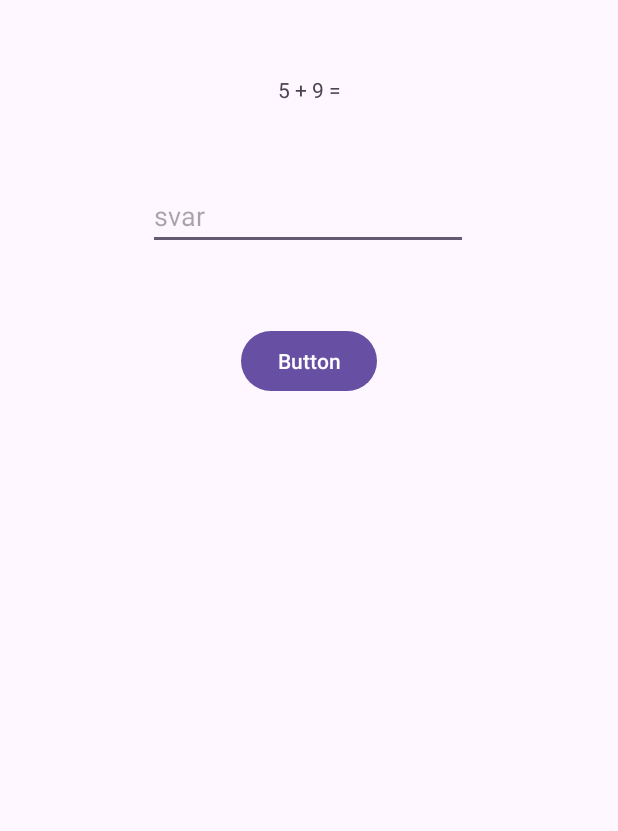
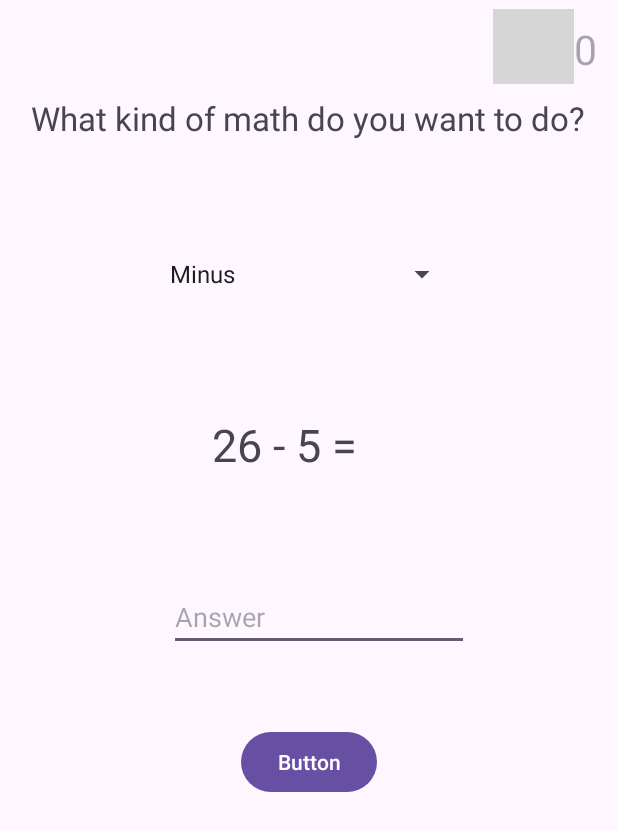
Before and after one commit to alvinjhson/MathApp, an Android app: the screen it shows after launch (MainActivity), on a phone screen of 412 x 824 dp. Shown: the top 831 px of the screen. Run offline under Robolectric (Android 15) with nearby library versions, the phone set to English and light mode, and no system bars; grey boxes are pictures that could not be loaded.

Commit message:
Fixed some stuff

```diff
--- a/app/src/main/java/com/example/simplemathapp/MainActivity.kt
+++ b/app/src/main/java/com/example/simplemathapp/MainActivity.kt
@@ -4,32 +4,96 @@ import android.content.Intent
 import androidx.appcompat.app.AppCompatActivity
 import android.os.Bundle
 import android.util.Log
+import android.view.View
+import android.widget.AdapterView
+import android.widget.ArrayAdapter
 import android.widget.Button
 import android.widget.EditText
+import android.widget.Spinner
 import android.widget.TextView
+import android.widget.Toast
 
 class MainActivity : AppCompatActivity() {
-
+    lateinit var rightAnswers : TextView
     lateinit var questionView : TextView
     lateinit var answerView: EditText
     var correctAnswer: Int = 0
+    var rightAnswerCount = 0
+    val math = arrayOf("Minus","Addition","Multiplication","Divided")
+    var mathPosistion = 0
+
     override fun onCreate(savedInstanceState: Bundle?) {
         super.onCreate(savedInstanceState)
         setContentView(R.layout.activity_main)
+
+        val spinner = findViewById<Spinner>(R.id.spinner)
+
         questionView = findViewById(R.id.questionView)
         answerView = findViewById(R.id.answerView)
+        rightAnswers = findViewById(R.id.rigthAnswers)
         val button = findViewById<Button>(R.id.answerButton)
+
+
+        val arrayAdapter = ArrayAdapter<String>(this,android.R.layout.simple_spinner_dropdown_item,math)
+        spinner.adapter = arrayAdapter
+        spinner.onItemSelectedListener = object : AdapterView.OnItemSelectedListener{
+            override fun onItemSelected(p0: AdapterView<*>?, p1: View?, p2: Int, p3: Long) {
+                Toast.makeText(applicationContext,"selected Math language is = "+ math[p2], Toast.LENGTH_SHORT).show()
+                Log.d("!!!","this item ${math[p2]} ")
+                if (math[p2] == math[0]){
+                    setNewQuestionMinus()
+                    mathPosistion = 0
+                }
+                else if (math[p2] == math[1]){
+                    setNewQuestionAddition()
+                    mathPosistion = 1
+                }
+                else if (math[p2] == math[2]){
+                    setNewQuestionMultiplication()
+                    mathPosistion = 2
+                }
+                else if (math[p2] == math[3]){
+                    setNewQuestionDivided()
+                    mathPosistion = 3
+                }
+
+            }
+
+            override fun onNothingSelected(p0: AdapterView<*>?) {
+                TODO("Not yet implemented")
+            }
+
+
+        }
+
+
         button.setOnClickListener {
             handleAnswer()
 
         }
-        setNewQuestion()
+
+
+
+           // setNewQuestion()
+
+
 
     }
 
     override fun onResume(){
         super.onResume()
-        setNewQuestion()
+        if (mathPosistion == 0){
+            setNewQuestionMinus()
+        }
+        else if (mathPosistion == 1){
+            setNewQuestionAddition()
+        }
+        else if (mathPosistion == 2){
+            setNewQuestionMultiplication()
+        }
+        else if (mathPosistion == 3){
+            setNewQuestionDivided()
+        }
     }
     fun handleAnswer(){
         val answerCorrect = checkAnswer()
@@ -37,8 +101,16 @@ class MainActivity : AppCompatActivity() {
         val intent = Intent(this,AnswerActivity::class.java)
         intent.putExtra("answeredCorrect",answerCorrect)
         startActivity(intent)
+        if (answerCorrect == true){
+            rightAnswers()
+        }
 
     }
+    fun rightAnswers() {
+        rightAnswerCount += 1
+        rightAnswers.text ="$rightAnswerCount"
+    }
+
 
 
     fun checkAnswer() : Boolean{
@@ -50,7 +122,7 @@ class MainActivity : AppCompatActivity() {
 
     }
 
-    fun setNewQuestion() {
+    fun setNewQuestionAddition() {
         val firstNumber = (1.. 10).random()
         val secondNumber = (1.. 10).random()
         correctAnswer = firstNumber + secondNumber
@@ -58,4 +130,26 @@ class MainActivity : AppCompatActivity() {
         questionView.text = "$firstNumber + $secondNumber ="
 
     }
+    fun setNewQuestionMinus(){
+        val firstNumber = (20..50).random()
+        val secondNumber = (1.. 19).random()
+        correctAnswer = firstNumber - secondNumber
+        questionView.text = "$firstNumber - $secondNumber ="
+    }
+    fun setNewQuestionMultiplication() {
+        val firstNumber = (1.. 10).random()
+        val secondNumber = (1.. 10).random()
+        correctAnswer = firstNumber * secondNumber
+
+        questionView.text = "$firstNumber * $secondNumber ="
+
+    }
+    fun setNewQuestionDivided() {
+        val firstNumber = (20.. 100).random()
+        val secondNumber = (1.. 19).random()
+        correctAnswer = firstNumber / secondNumber
+
+        questionView.text = "$firstNumber / $secondNumber ="
+
+    }
 }
--- a/app/src/main/res/layout/activity_main.xml
+++ b/app/src/main/res/layout/activity_main.xml
@@ -8,24 +8,25 @@
 
     <TextView
         android:id="@+id/questionView"
-        android:layout_width="wrap_content"
-        android:layout_height="wrap_content"
-        android:layout_marginTop="50dp"
+        android:layout_width="130dp"
+        android:layout_height="42dp"
+        android:layout_marginTop="276dp"
         android:text="TextView"
+        android:textSize="30dp"
         app:layout_constraintEnd_toEndOf="parent"
         app:layout_constraintStart_toStartOf="parent"
         app:layout_constraintTop_toTopOf="parent" />
 
     <EditText
         android:id="@+id/answerView"
-        android:layout_width="wrap_content"
-        android:layout_height="wrap_content"
-        android:layout_marginTop="52dp"
+        android:layout_width="200dp"
+        android:layout_height="40dp"
+        android:layout_marginTop="76dp"
         android:ems="10"
-        android:hint="svar"
+        android:hint="Answer"
         android:inputType="number"
         app:layout_constraintEnd_toEndOf="parent"
-        app:layout_constraintHorizontal_bias="0.497"
+        app:layout_constraintHorizontal_bias="0.532"
         app:layout_constraintStart_toStartOf="parent"
         app:layout_constraintTop_toBottomOf="@+id/questionView" />
 
@@ -38,4 +39,56 @@
         app:layout_constraintEnd_toEndOf="parent"
         app:layout_constraintStart_toStartOf="parent"
         app:layout_constraintTop_toBottomOf="@+id/answerView" />
+
+    <TextView
+        android:id="@+id/rigthAnswers"
+        android:layout_width="wrap_content"
+        android:layout_height="wrap_content"
+        android:layout_marginTop="10dp"
+        android:hint="0"
+        android:textSize="27dp"
+        app:layout_constraintBottom_toBottomOf="parent"
+        app:layout_constraintEnd_toEndOf="parent"
+        app:layout_constraintHorizontal_bias="0.0"
+        app:layout_constraintStart_toEndOf="@+id/imageView2"
+        app:layout_constraintTop_toTopOf="parent"
+        app:layout_constraintVertical_bias="0.005" />
+
+    <Spinner
+        android:id="@+id/spinner"
+        android:layout_width="200dp"
+        android:layout_height="40dp"
+        android:layout_marginBottom="25dp"
+        app:layout_constraintBottom_toBottomOf="parent"
+        app:layout_constraintEnd_toEndOf="parent"
+        app:layout_constraintHorizontal_bias="0.497"
+        app:layout_constraintStart_toStartOf="parent"
+        app:layout_constraintTop_toBottomOf="@+id/textView4"
+        app:layout_constraintVertical_bias="0.104" />
+
+    <TextView
+        android:id="@+id/textView4"
+        android:layout_width="wrap_content"
+        android:layout_height="wrap_content"
+        android:layout_marginTop="64dp"
+        android:text="What kind of math do you want to do?"
+        android:textSize="22sp"
+        app:layout_constraintEnd_toEndOf="parent"
+        app:layout_constraintHorizontal_bias="0.487"
+        app:layout_constraintStart_toStartOf="parent"
+        app:layout_constraintTop_toTopOf="parent" />
+
+    <ImageView
+        android:id="@+id/imageView2"
+        android:layout_width="54dp"
+        android:layout_height="50dp"
+        app:layout_constraintBottom_toBottomOf="parent"
+        app:layout_constraintEnd_toEndOf="parent"
+        app:layout_constraintHorizontal_bias="0.918"
+        app:layout_constraintStart_toStartOf="parent"
+        app:layout_constraintTop_toTopOf="parent"
+        app:layout_constraintVertical_bias="0.008"
+        app:srcCompat="@drawable/check_mark_icon_transparent_background_checkmark_icon_approved_symbol_confirmation_sign_design_elements_checklist_positive_thinking_sign_correct_answer_verified_badge_flat_icon_png" />
+
+
 </androidx.constraintlayout.widget.ConstraintLayout>
```
